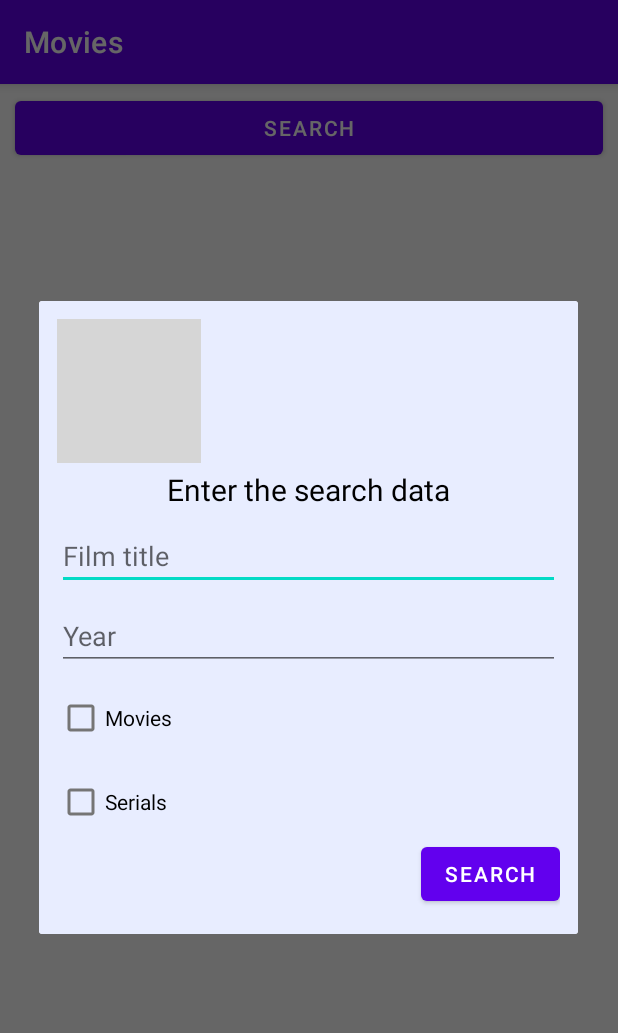
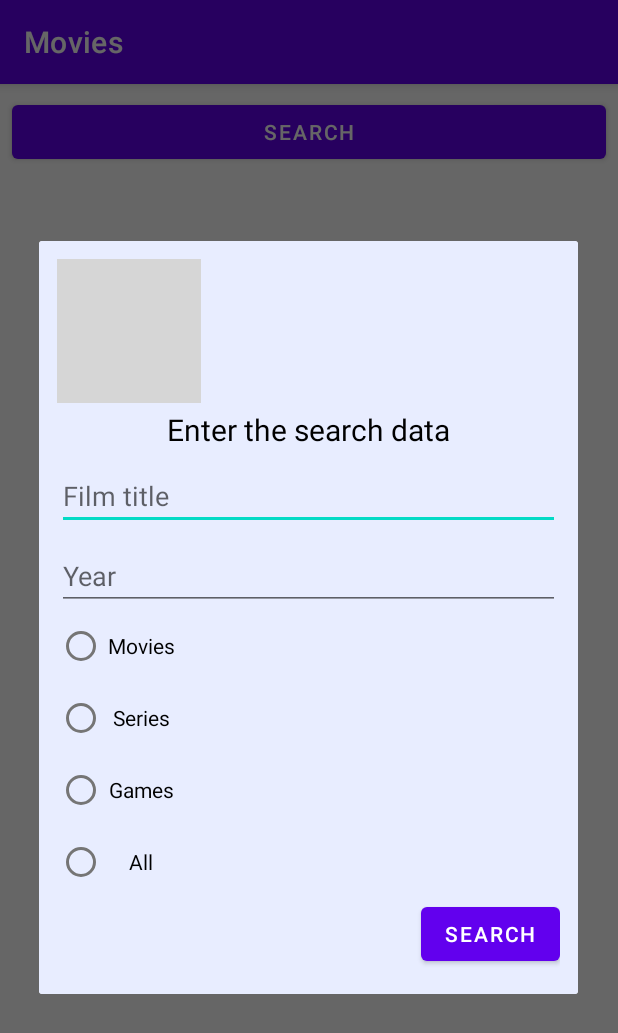
Before and after one commit to DashaVan/Andersen_movie, an Android app: the screen it shows after launch (MainActivity), after a tap on "SEARCH", on a phone screen of 412 x 824 dp. Shown: the top 1033 px of the screen. Run offline under Robolectric (Android 15) with nearby library versions, the phone set to English and light mode, and no system bars; libraries missing offline, so code that uses them is left out: com.hannesdorfmann.adapterdelegates4; 2 statements that could not run were skipped; grey boxes are pictures that could not be loaded.

Commit message:
added loading pages (button more in ListFragment)

```diff
--- a/Movies/app/src/main/java/spacekotlin/vaniukova/movies/DialogSearchMovieFragment.kt
+++ b/Movies/app/src/main/java/spacekotlin/vaniukova/movies/DialogSearchMovieFragment.kt
@@ -23,23 +23,22 @@ class DialogSearchMovieFragment : DialogFragment() {
             dismiss()
         }
 
+        var searchType = ""
+
+        binding.radioGroup.setOnCheckedChangeListener { _, i ->
+           searchType = when (i) {
+                binding.radioBtnMovies.id -> "movie"
+                binding.radioBtnSeries.id -> "series"
+                binding.radioBtnGames.id -> "game"
+                else -> ""
+            }
+        }
+
         binding.buttonSearch.setOnClickListener {
             if (binding.editTextTitle.text.isNotEmpty()) {
                 val searchByTitle = binding.editTextTitle.text.toString()
                 val searchYear = binding.editTextYear.text.toString()
-                val type =
-                    if (binding.checkBoxMovies.isChecked && binding.checkBoxSerials.isChecked) {
-                        ""
-                    } else {
-                        if (binding.checkBoxMovies.isChecked) {
-                            "movie"
-                        } else {
-                            if (binding.checkBoxSerials.isChecked) {
-                                "series"
-                            } else ""
-                        }
-                    }
-                (parentFragment as QueryMovie).query(searchByTitle, searchYear, type)
+                (parentFragment as QueryMovie).query(searchByTitle, searchYear, searchType, 1)
                 dismiss()
             } else {
                 Toast.makeText(
--- a/Movies/app/src/main/java/spacekotlin/vaniukova/movies/movie_list/ListFragment.kt
+++ b/Movies/app/src/main/java/spacekotlin/vaniukova/movies/movie_list/ListFragment.kt
@@ -5,6 +5,7 @@ import android.os.Bundle
 import android.view.LayoutInflater
 import android.view.View
 import android.view.ViewGroup
+import androidx.core.view.isNotEmpty
 import androidx.core.view.isVisible
 import androidx.fragment.app.DialogFragment
 import androidx.fragment.app.Fragment
@@ -24,6 +25,11 @@ class ListFragment : Fragment(R.layout.fragment_list), QueryMovie {
 
     private var errorDialog: AlertDialog? = null
     private var errorText: String = ""
+
+    private var lastQueryTitle = ""
+    private var lastQueryYear = ""
+    private var lastQueryType = ""
+    private var lastPage = 1
 
     override fun onCreateView(
         inflater: LayoutInflater,
@@ -49,6 +55,11 @@ class ListFragment : Fragment(R.layout.fragment_list), QueryMovie {
 
         binding.btnSearch.setOnClickListener {
             showDialog(DialogSearchMovieFragment())
+        }
+
+        binding.btnMore.setOnClickListener {
+            lastPage++
+            query(lastQueryTitle, lastQueryYear, lastQueryType, lastPage)
         }
     }
 
@@ -78,14 +89,18 @@ class ListFragment : Fragment(R.layout.fragment_list), QueryMovie {
             recyclerViewMovies.isVisible = isLoading.not()
             progressBar.isVisible = isLoading
             btnSearch.isEnabled = isLoading.not()
+            btnMore.isEnabled = isLoading.not()
         }
 
         if (errorText.isNotEmpty()) {
             showErrorDialog(errorText)
+        } else {
+
         }
     }
 
     private fun showErrorDialog(text: String) {
+        binding.btnMore.visibility = View.GONE
         errorDialog = AlertDialog.Builder(requireContext())
             .setMessage(text)
             .setNegativeButton("Cancel", null)
@@ -96,8 +111,14 @@ class ListFragment : Fragment(R.layout.fragment_list), QueryMovie {
         dialog.show(childFragmentManager, "${dialog.tag}")
     }
 
-    override fun query(title: String, year: String, type: String) {
-        viewModel.search(title, year, type)
+    override fun query(title: String, year: String, type: String, page: Int) {
+        lastQueryTitle = title
+        lastQueryYear = year
+        lastQueryType = type
+        lastPage = page
+        viewModel.search(lastQueryTitle, lastQueryYear, lastQueryType, page)
         errorText = ""
+
+        binding.btnMore.visibility = View.VISIBLE
     }
 }
--- a/Movies/app/src/main/java/spacekotlin/vaniukova/movies/movie_list/MovieListViewModel.kt
+++ b/Movies/app/src/main/java/spacekotlin/vaniukova/movies/movie_list/MovieListViewModel.kt
@@ -8,7 +8,7 @@ class MovieListViewModel : ViewModel() {
 
     private val repository = MovieRepository()
     private val movieListLiveData = MutableLiveData<List<Movie>?>()
-    private val isLoadingLiveData = MutableLiveData<Boolean>(false)
+    private val isLoadingLiveData = MutableLiveData(false)
     private val isShowingErrorLiveData = MutableLiveData<String>()
 
     val movieList: MutableLiveData<List<Movie>?>
@@ -20,15 +20,15 @@ class MovieListViewModel : ViewModel() {
     val showError: LiveData<String>
         get() = isShowingErrorLiveData
 
-    fun search(text: String, year: String, type: String) {
+    fun search(text: String, year: String, type: String, page: Int) {
         isLoadingLiveData.postValue(true)
         repository.searchMovies(
-            text = text, year = year, type = type,
+            text = text, year = year, type = type, page = page,
             onComplete = { movies ->
                 isLoadingLiveData.postValue(false)
                 movieListLiveData.postValue(movies)
             },
-            onError = { throwable ->
+            onError = {
                 isLoadingLiveData.postValue(false)
                 movieListLiveData.postValue(null)
             },
--- a/Movies/app/src/main/java/spacekotlin/vaniukova/movies/movie_list/MovieRepository.kt
+++ b/Movies/app/src/main/java/spacekotlin/vaniukova/movies/movie_list/MovieRepository.kt
@@ -6,13 +6,15 @@ import spacekotlin.vaniukova.movies.network.ServerItemsWrapper
 
 class MovieRepository {
 
+    var searchMovieList: List<Movie> = emptyList()
+
     fun searchMovies(
-        text: String, year: String, type: String,
+        text: String, year: String, type: String, page: Int,
         onComplete: (List<Movie>) -> Unit,
         onError: (Throwable) -> Unit,
         message: (String) -> Unit
     ) {
-        Network.movieApi.getSearchMovieList(API_KEY, text, year, type)
+        Network.movieApi.getSearchMovieList(API_KEY, text, year, type, page)
             .enqueue(object : retrofit2.Callback<ServerItemsWrapper<Movie>> {
                 override fun onResponse(
                     call: retrofit2.Call<ServerItemsWrapper<Movie>>,
@@ -22,7 +24,14 @@ class MovieRepository {
                         if (response.body()?.Error.orEmpty().isNotEmpty()){
                             message(response.body()?.Error.orEmpty())
                         }
-                        onComplete(response.body()?.Search.orEmpty())
+
+                        searchMovieList = if(page > 1){
+                            searchMovieList + response.body()?.Search.orEmpty()
+                        }else{
+                            response.body()?.Search.orEmpty()
+                        }
+                        onComplete(searchMovieList)
+
                     } else {
                         onError(RuntimeException("incorrect status code"))
                     }
--- a/Movies/app/src/main/java/spacekotlin/vaniukova/movies/movie_list/QueryMovie.kt
+++ b/Movies/app/src/main/java/spacekotlin/vaniukova/movies/movie_list/QueryMovie.kt
@@ -1,5 +1,5 @@
 package spacekotlin.vaniukova.movies.movie_list
 
 interface QueryMovie {
-    fun query(title: String, year: String, type: String)
+    fun query(title: String, year: String, type: String, page: Int)
 }
--- a/Movies/app/src/main/java/spacekotlin/vaniukova/movies/network/MovieApi.kt
+++ b/Movies/app/src/main/java/spacekotlin/vaniukova/movies/network/MovieApi.kt
@@ -11,6 +11,7 @@ interface MovieApi {
         @Query("apikey") apikey: String,
         @Query("s") title: String,
         @Query("y") year: String,
-        @Query("type") type: String
+        @Query("type") type: String,
+        @Query("page") page: Int
     ): Call<ServerItemsWrapper<Movie>>
 }
--- a/Movies/app/src/main/res/layout/dialog_search_movie_fragment.xml
+++ b/Movies/app/src/main/res/layout/dialog_search_movie_fragment.xml
@@ -53,19 +53,41 @@
                 android:hint="@string/year"
                 android:inputType="number" />
 
-            <CheckBox
-                android:id="@+id/checkBoxMovies"
-                android:layout_width="wrap_content"
+            <RadioGroup
+                android:id="@+id/radioGroup"
+                android:layout_width="match_parent"
                 android:layout_height="wrap_content"
-                android:layout_marginTop="8dp"
-                android:text="@string/movies" />
+                app:layout_constraintEnd_toEndOf="parent"
+                app:layout_constraintStart_toStartOf="parent"
+                app:layout_constraintTop_toBottomOf="@+id/textView4">
 
-            <CheckBox
-                android:id="@+id/checkBoxSerials"
-                android:layout_width="wrap_content"
-                android:layout_height="wrap_content"
-                android:layout_marginTop="8dp"
-                android:text="@string/serials" />
+                <RadioButton
+                    android:id="@+id/radioBtnMovies"
+                    android:layout_width="80dp"
+                    android:layout_height="wrap_content"
+                    android:gravity="center"
+                    android:text="@string/movies" />
+
+                <RadioButton
+                    android:id="@+id/radioBtnSeries"
+                    android:layout_width="80dp"
+                    android:layout_height="wrap_content"
+                    android:gravity="center"
+                    android:text="@string/series" />
+
+                <RadioButton
+                    android:id="@+id/radioBtnGames"
+                    android:layout_width="80dp"
+                    android:layout_height="wrap_content"
+                    android:gravity="center"
+                    android:text="@string/game" />
+                <RadioButton
+                    android:id="@+id/radioBtnAny"
+                    android:layout_width="80dp"
+                    android:layout_height="wrap_content"
+                    android:gravity="center"
+                    android:text="@string/all" />
+            </RadioGroup>
 
             <Button
                 android:id="@+id/buttonSearch"
--- a/Movies/app/src/main/res/layout/fragment_list.xml
+++ b/Movies/app/src/main/res/layout/fragment_list.xml
@@ -1,33 +1,58 @@
 <?xml version="1.0" encoding="utf-8"?>
-<LinearLayout xmlns:android="http://schemas.android.com/apk/res/android"
+<androidx.constraintlayout.widget.ConstraintLayout
+    xmlns:android="http://schemas.android.com/apk/res/android"
+    xmlns:app="http://schemas.android.com/apk/res-auto"
     xmlns:tools="http://schemas.android.com/tools"
     android:layout_width="match_parent"
-    android:layout_height="match_parent"
-    android:orientation="vertical">
+    android:layout_height="match_parent">
 
     <Button
         android:id="@+id/btnSearch"
         android:layout_width="match_parent"
         android:layout_height="wrap_content"
-        android:layout_marginStart="10dp"
-        android:layout_marginTop="5dp"
-        android:layout_marginEnd="10dp"
-        android:text="@string/search" />
+        android:layout_marginStart="8dp"
+        android:layout_marginTop="8dp"
+        android:layout_marginEnd="8dp"
+        android:text="@string/search"
+        app:layout_constraintEnd_toEndOf="parent"
+        app:layout_constraintStart_toEndOf="@+id/progressBar"
+        app:layout_constraintTop_toTopOf="parent" />
 
     <androidx.recyclerview.widget.RecyclerView
         android:id="@+id/recyclerViewMovies"
         android:layout_width="match_parent"
-        android:layout_height="match_parent"
-        android:layout_marginStart="10dp"
-        android:layout_marginTop="5dp"
-        android:layout_marginEnd="10dp"
-        tools:itemCount="5"
+        android:layout_height="0dp"
+        android:layout_marginStart="8dp"
+        android:layout_marginTop="4dp"
+        android:layout_marginEnd="8dp"
+        android:layout_marginBottom="8dp"
+        app:layout_constraintBottom_toTopOf="@+id/btnMore"
+        app:layout_constraintEnd_toEndOf="parent"
+        app:layout_constraintStart_toEndOf="@+id/progressBar"
+        app:layout_constraintTop_toBottomOf="@+id/btnSearch"
+        tools:itemCount="2"
         tools:listitem="@layout/item_movie" />
+
+    <Button
+        android:id="@+id/btnMore"
+        android:layout_width="match_parent"
+        android:layout_height="wrap_content"
+        android:layout_marginStart="8dp"
+        android:layout_marginEnd="8dp"
+        android:layout_marginBottom="8dp"
+        android:text="@string/more"
+        android:visibility="invisible"
+        app:layout_constraintBottom_toBottomOf="parent"
+        app:layout_constraintEnd_toEndOf="parent"
+        app:layout_constraintHorizontal_bias="1.0"
+        app:layout_constraintStart_toStartOf="parent" />
 
     <ProgressBar
         android:id="@+id/progressBar"
         android:layout_width="wrap_content"
         android:layout_height="wrap_content"
-        android:layout_gravity="center" />
+        app:layout_constraintEnd_toEndOf="parent"
+        app:layout_constraintStart_toStartOf="parent"
+        app:layout_constraintTop_toBottomOf="@+id/btnSearch" />
 
-</LinearLayout>
+</androidx.constraintlayout.widget.ConstraintLayout>
--- a/Movies/app/src/main/res/values/strings.xml
+++ b/Movies/app/src/main/res/values/strings.xml
@@ -7,7 +7,9 @@
     <string name="label">label</string>
     <string name="error">error</string>
     <string name="enter_the_search_data">Enter the search data</string>
-    <string name="serials">Serials</string>
+    <string name="series">Series</string>
     <string name="movies">Movies</string>
-    <string name="game">game</string>
+    <string name="game">Games</string>
+    <string name="all">All</string>
+    <string name="more">more</string>
 </resources>
```
